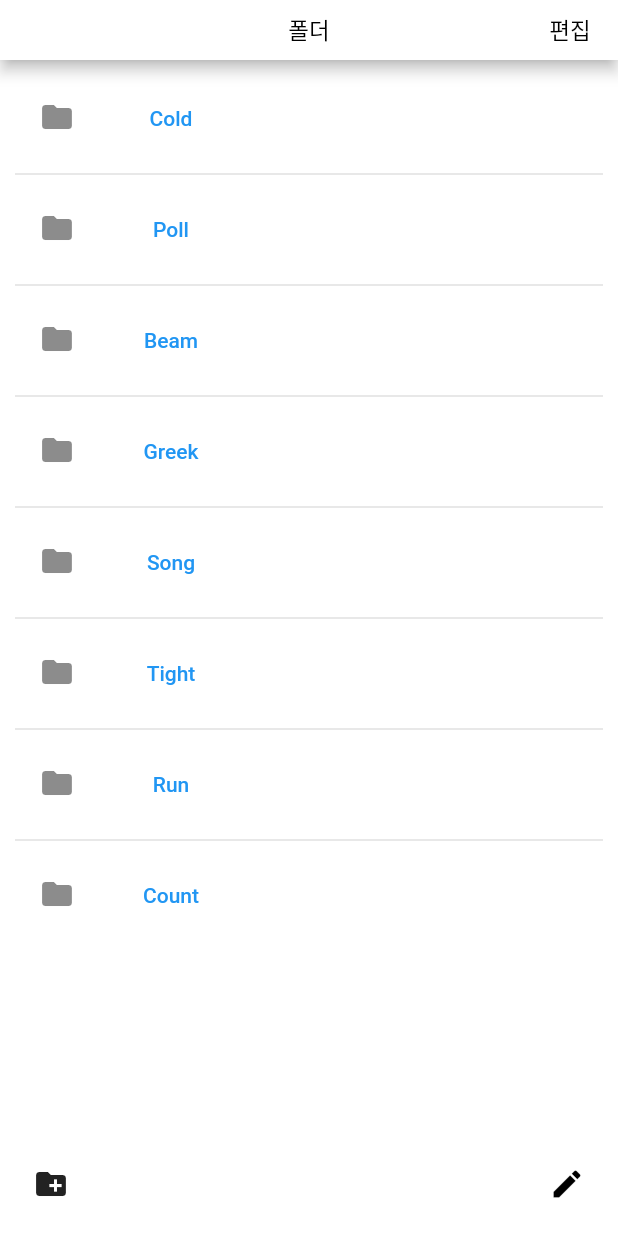
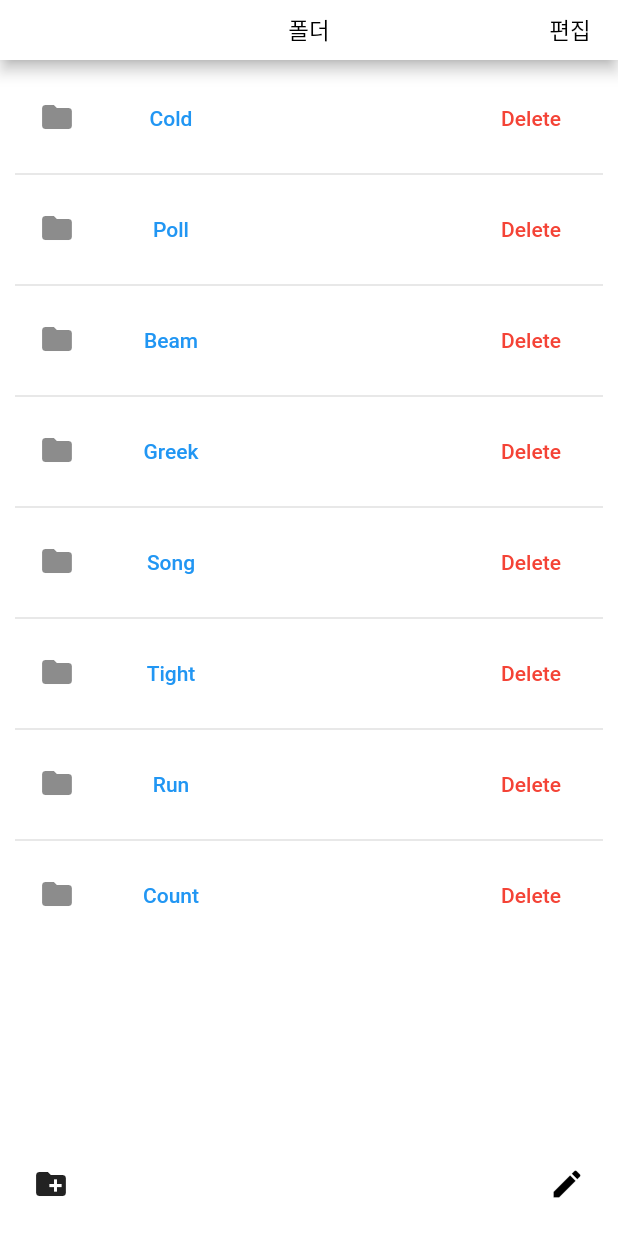
Before and after one commit to calmbrown/motilabs, a Flutter app: the screen it shows after launch, after a tap on "편집", on a phone screen of 412 x 824 dp. Run offline on Flutter 3.47's test engine with Material 2 defaults, Android fonts, the phone set to English and light mode, and no system bars.

Commit message:
edit to delete folder

```diff
--- a/lib/screens/folder_screen.dart
+++ b/lib/screens/folder_screen.dart
@@ -8,7 +8,7 @@ class FolderScreen extends StatefulWidget {
 }
 
 class _FolderScreenState extends State<FolderScreen> {
-  // 메모 데이터의 상태를 저장하는 리스트
+  bool isEditMode = false; // 편집 모드인지 나타내는 상태 변수
 
   void _addNewFolder(String folderName) {
     setState(() {
@@ -32,12 +32,27 @@ class _FolderScreenState extends State<FolderScreen> {
           actions: [
             Row(
               children: [
-                TextButton(onPressed: (){}, child: Text("편집", style: TextStyle(color: Colors.black, fontSize: 15),)),
+                TextButton(
+                  onPressed: () {
+                    setState(() {
+                      isEditMode = !isEditMode; // 편집 모드를 토글
+                    });
+                  },
+                  child: Text("편집", style: TextStyle(color: Colors.black, fontSize: 15)),
+                ),
               ],
             ),
           ],
         ),
-        body: FolderItemWiget(mainList: memoData.map((data) => data.folder).toList(),),
+        body: FolderItemWiget(
+          mainList: memoData.map((data) => data.folder).toList(),
+          onDelete: (index) {
+            setState(() {
+            memoData.removeAt(index); // 해당 폴더를 삭제
+            });
+          },
+          isEditMode: isEditMode,
+        ),
         bottomNavigationBar: Container(
           height: 70,
           padding: EdgeInsets.all(10),
--- a/lib/widgets/folder_item_widget.dart
+++ b/lib/widgets/folder_item_widget.dart
@@ -3,9 +3,10 @@ import 'package:motilabs/screens/note_screen.dart';
 
 class FolderItemWiget extends StatelessWidget {
   final List mainList;
+  final Function(int) onDelete;
+  final bool isEditMode;
 
-  // const FolderItemWiget({Key? key}) : super(key: key);
-  const FolderItemWiget({Key? key, required this.mainList}) : super(key: key);
+  const FolderItemWiget({Key? key, required this.mainList, required this.onDelete, required this.isEditMode}) : super(key: key);
 
   @override
   Widget build(BuildContext context) {
@@ -15,11 +16,17 @@ class FolderItemWiget extends StatelessWidget {
       itemBuilder: (BuildContext context, int index) {
         return ListTile(
           onTap: () {},
+          trailing: isEditMode // 편집 모드일 경우에만 삭제 버튼 표시
+            ? TextButton(
+                onPressed: () => onDelete(index),
+                child: Text('Delete', style: TextStyle(color: Colors.red),),
+              )
+            : null,
+
           leading: Icon(Icons.folder),
           title: Container(
             alignment: Alignment.centerLeft,
             height: 50,
-            // child: Text(mainList[index], textAlign: TextAlign.start,),
             child: TextButton(onPressed: () {
               Navigator.push(context, MaterialPageRoute(builder: (context) => NoteScreen(folderTitle: mainList[index],)));
             }, child: Text(mainList[index], textAlign: TextAlign.start,),)
```
